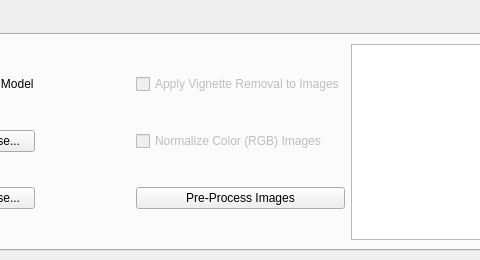
The window that MAPIR_Processing/MAPIR_Processing_dockwidget_base.ui (cuulee/QGIS) describes before a commit, drawn with Qt 5; both pictures show x 268 to 748 and y 0 to 260 of the 1232 by 260 pixel window.
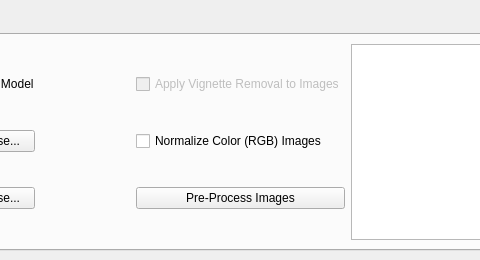
The same window after the commit.

```diff
--- a/MAPIR_Processing/MAPIR_Processing_dockwidget_base.ui
+++ b/MAPIR_Processing/MAPIR_Processing_dockwidget_base.ui
@@ -166,7 +166,7 @@
           <item row="1" column="4">
            <widget class="QCheckBox" name="RgbBox">
             <property name="enabled">
-             <bool>false</bool>
+             <bool>true</bool>
             </property>
             <property name="text">
              <string>Normalize Color (RGB) Images</string>
```
